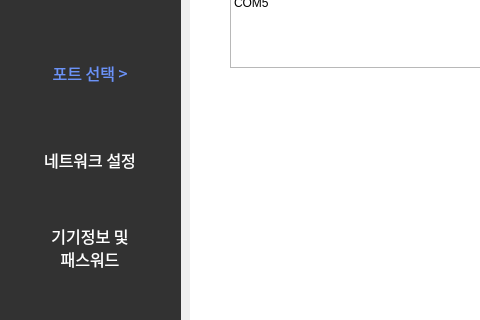
skyun333/wallpad, file step3.ui: the form before one commit; both pictures show x 0 to 480 and y 233 to 553 of the 961 by 704 pixel window.
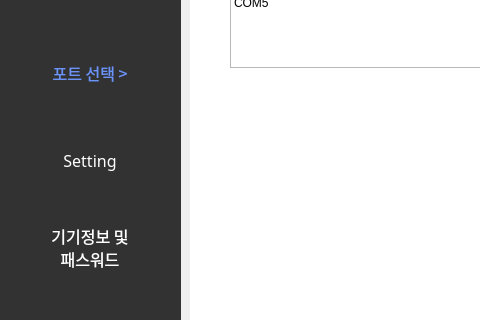
The form after the commit.

```diff
--- a/step3.ui
+++ b/step3.ui
@@ -382,7 +382,7 @@
         <string notr="true">color:rgb(255, 255, 255)</string>
        </property>
        <property name="text">
-        <string>네트워크 설정</string>
+        <string>Setting</string>
        </property>
        <property name="alignment">
         <set>Qt::AlignCenter</set>
```
